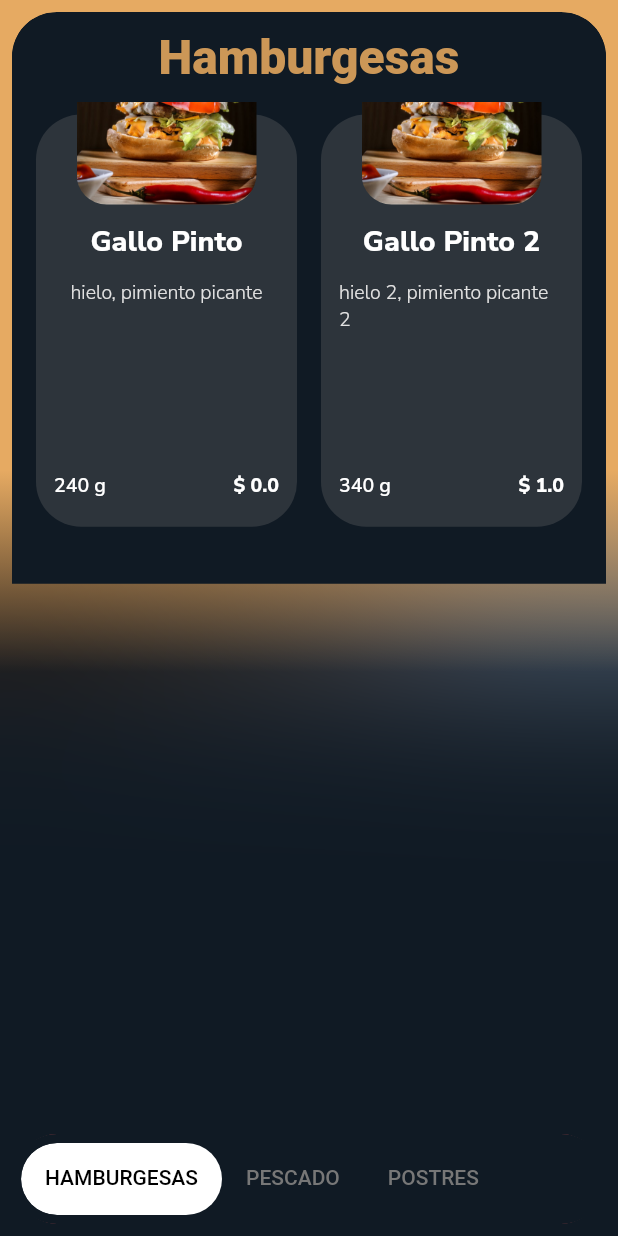
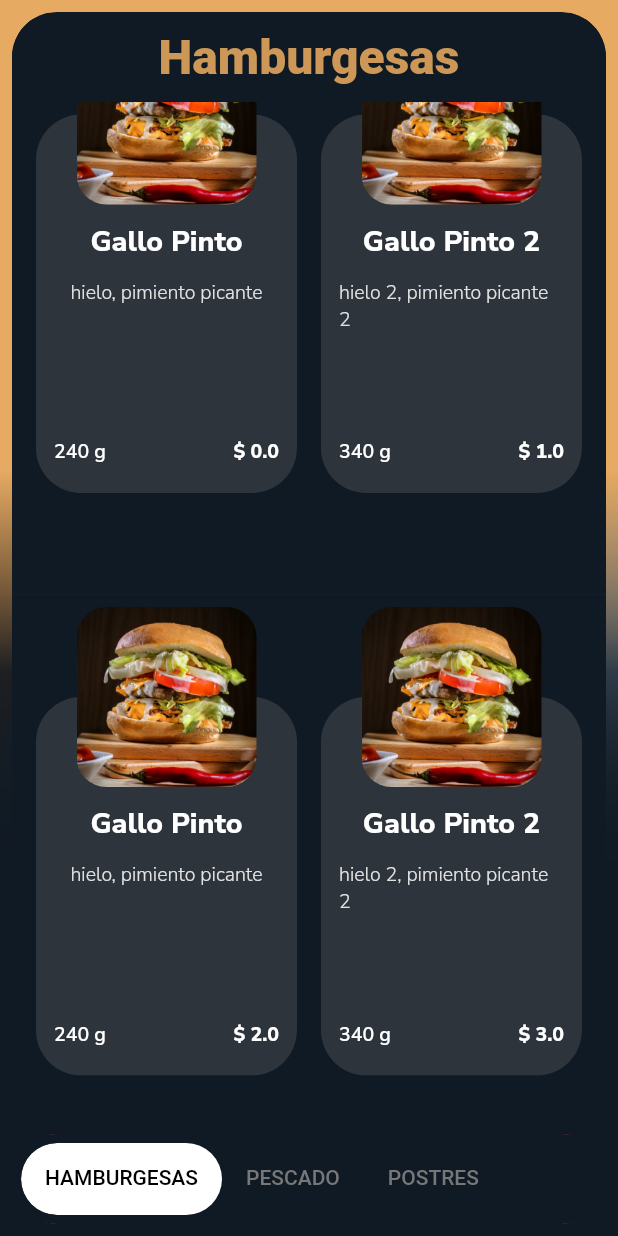
Before and after one commit to tomasbaran/chefmenu2, a Flutter app: the screen it shows after launch, scrolled down 348 dp, on a phone screen of 412 x 824 dp. Run offline on Flutter 3.47's test engine with Material 2 defaults, Android fonts, the phone set to English and light mode, and no system bars; our stand-ins replace cloud_firestore, firebase_auth, flushbar, google_fonts, universal_io; accounts and stored records are empty.

Commit message:
Add additional column and row in gridView if necessary

```diff
--- a/lib/animation/my_fade_in.dart
+++ /dev/null
@@ -1,35 +0,0 @@
-import 'package:flutter/material.dart';
-
-class MyFadeOut extends StatefulWidget {
-  final Widget child;
-  MyFadeOut({this.child});
-  @override
-  _MyFadeOutState createState() => _MyFadeOutState();
-}
-
-class _MyFadeOutState extends State<MyFadeOut> with SingleTickerProviderStateMixin {
-  AnimationController _controller;
-  Animation _animation;
-
-  @override
-  void initState() {
-    super.initState();
-    _controller = AnimationController(vsync: this, duration: Duration(seconds: 1));
-    _animation = Tween(begin: 1.0, end: 0.0).animate(_controller);
-  }
-
-  @override
-  void dispose() {
-    _controller.dispose();
-    super.dispose();
-  }
-
-  @override
-  Widget build(BuildContext context) {
-    _controller.forward();
-    return FadeTransition(
-      opacity: _animation,
-      child: widget.child,
-    );
-  }
-}
--- a/lib/models/data.dart
+++ b/lib/models/data.dart
@@ -21,6 +21,62 @@ Menu menu = Menu(
           ingredients: ['hielo 2', 'pimiento picante 2'],
           price: 1.39,
           portion: '340 g',
+        ),
+        Meal(
+          title: 'Gallo Pinto',
+          imageUrl: 'img/0/0.jpeg',
+          ingredients: ['hielo', 'pimiento picante'],
+          price: 12.33,
+          portion: '240 g',
+        ),
+        Meal(
+          title: 'Gallo Pinto 2 ',
+          imageUrl: 'img/0/0.jpeg',
+          ingredients: ['hielo 2', 'pimiento picante 2'],
+          price: 1.39,
+          portion: '340 g',
+        ),
+        Meal(
+          title: 'Gallo Pinto',
+          imageUrl: 'img/0/0.jpeg',
+          ingredients: ['hielo', 'pimiento picante'],
+          price: 12.33,
+          portion: '240 g',
+        ),
+        Meal(
+          title: 'Gallo Pinto',
+          imageUrl: 'img/0/0.jpeg',
+          ingredients: ['hielo', 'pimiento picante'],
+          price: 12.33,
+          portion: '240 g',
+        ),
+        Meal(
+          title: 'Gallo Pinto',
+          imageUrl: 'img/0/0.jpeg',
+          ingredients: ['hielo', 'pimiento picante'],
+          price: 12.33,
+          portion: '240 g',
+        ),
+        Meal(
+          title: 'Gallo Pinto',
+          imageUrl: 'img/0/0.jpeg',
+          ingredients: ['hielo', 'pimiento picante'],
+          price: 12.33,
+          portion: '240 g',
+        ),
+        Meal(
+          title: 'Gallo Pinto',
+          imageUrl: 'img/0/0.jpeg',
+          ingredients: ['hielo', 'pimiento picante'],
+          price: 12.33,
+          portion: '240 g',
+        ),
+        Meal(
+          title: 'Gallo Pinto',
+          imageUrl: 'img/0/0.jpeg',
+          ingredients: ['hielo', 'pimiento picante'],
+          price: 12.33,
+          portion: '240 g',
         ),
       ],
     ),
--- a/lib/widgets/big_box_container.dart
+++ b/lib/widgets/big_box_container.dart
@@ -1,5 +1,4 @@
 import 'package:chefmenu2/animation/cover_aka_back_layer_formulas.dart';
-import 'package:chefmenu2/animation/my_fade_in.dart';
 import 'package:chefmenu2/theme/style_constants.dart';
 import 'package:flutter/material.dart';
 import 'package:provider/provider.dart';
@@ -22,9 +21,41 @@ class BigBoxContainer extends StatefulWidget {
 class _BigBoxContainerState extends State<BigBoxContainer> {
   int numberOfColumns(dynamic context) => ((MediaQuery.of(context).size.width - (2 * kBigBoxPadding)) / kMaxCrossAxisExtent).floor();
 
-  List<MealCard> _buildGridTileList({dynamic context, int mealIndex, int categoryIndex}) => List.generate(
-      mealIndex,
-      (i) => MealCard(
+  int numberOfRows(int meals, int columns) {
+    int increaseRows;
+    // if (an item started a row) or (there is only 1 row) -> increaseRows
+    (meals % columns != 0) ? increaseRows = 1 : increaseRows = 0;
+    ((meals / columns).floor()) == 0 ? increaseRows = 2 : null;
+
+    int output;
+    if ((meals / columns).floor() + increaseRows < 2)
+      output = 2;
+    else
+      output = (meals / columns).floor() + increaseRows;
+
+    return output;
+  }
+
+  int numberOfItems(int rows, int columns) => rows * columns;
+
+  List<Widget> _buildGridTileList({dynamic context, int meals, int categoryIndex}) {
+    // +1 because the columns starts counting from 0
+    int columns = numberOfColumns(context) + 1;
+    //print('columns: $columns');
+    int rows = numberOfRows(meals, columns);
+    //print('rows: $rows');
+    int numberOfGrids = numberOfItems(rows, columns);
+    //print('numberOfGrids: $numberOfGrids');
+    return List.generate(numberOfGrids, (i) {
+      if (i >= meals)
+        return showEmptyContainer(i, numberOfGrids);
+      else
+        return showMealCard(i, context, categoryIndex);
+    });
+  }
+
+  MealCard showMealCard(int i, context, int categoryIndex) {
+    return MealCard(
       i: i,
       numberOfColumns: numberOfColumns(context),
       title: menu.categories[categoryIndex].meals[i].title,
@@ -33,7 +64,34 @@ class _BigBoxContainerState extends State<BigBoxContainer> {
       imageUrl: menu.categories[categoryIndex].meals[i].imageUrl,
       //currency: meals[0].currency,
       ingredients: menu.categories[categoryIndex].meals[i].ingredients,
-          ));
+    );
+  }
+
+  Container showEmptyContainer(int i, int numberOfGrids) {
+    return Container(
+      //NOTE: workaround according to: https://github.com/flutter/flutter/issues/25009
+      decoration: BoxDecoration(
+        color: colorBackground, //the color of the main container
+        border: Border.all(
+          //apply border to only that side where the line is appearing i.e. top | bottom | right | left.
+          width: 4, //depends on the width of the unintended line
+          color: colorBackground,
+        ),
+      ),
+      child: Container(
+        decoration: BoxDecoration(
+          color: colorBackground,
+        ),
+        // child: Center(
+        //   child: Text(
+        //     '${i + 1} / $numberOfGrids',
+        //     style: TextStyle(color: Colors.grey),
+        //     //textAlign: TextAlign.center,
+        //   ),
+        // ),
+      ),
+    );
+  }
 
   double bigBoxContainerBottomPadding(BuildContext context) {
     if ((Provider.of<MyScrollPosition>(context).data - backLayerAnimationTopPoint(context)) >= kBottomBigBoxPadding)
@@ -146,22 +204,24 @@ class _BigBoxContainerState extends State<BigBoxContainer> {
           body: TabBarView(
             controller: widget.tabController,
             children: [
+              Container(
+                child: GridView.extent(
+                  maxCrossAxisExtent: kMaxCrossAxisExtent,
+                  childAspectRatio: 0.51,
+                  children: _buildGridTileList(
+                    context: context,
+                    categoryIndex: 0,
+                    meals: menu.categories[0].meals.length,
+                  ),
+                ),
+              ),
               GridView.extent(
                 maxCrossAxisExtent: kMaxCrossAxisExtent,
                 childAspectRatio: 0.52,
                 children: _buildGridTileList(
                   context: context,
-                  categoryIndex: 0,
-                  mealIndex: menu.categories[0].meals.length,
-                ),
-              ),
-              GridView.extent(
-                maxCrossAxisExtent: kMaxCrossAxisExtent,
-                childAspectRatio: 0.53,
-                children: _buildGridTileList(
-                  context: context,
                   categoryIndex: 1,
-                  mealIndex: menu.categories[1].meals.length,
+                  meals: menu.categories[1].meals.length,
                 ),
               ),
               GridView.extent(
@@ -170,7 +230,7 @@ class _BigBoxContainerState extends State<BigBoxContainer> {
                 children: _buildGridTileList(
                   context: context,
                   categoryIndex: 2,
-                  mealIndex: menu.categories[2].meals.length,
+                  meals: menu.categories[2].meals.length,
                 ),
               ),
             ],
--- a/lib/widgets/meal_card.dart
+++ b/lib/widgets/meal_card.dart
@@ -37,10 +37,11 @@ class MealCard extends StatelessWidget {
         margin: EdgeInsets.only(
           left: ((i + numberOfColumns + 1) % (numberOfColumns + 1) == 0) ? kMealCardMargin : 0,
           right: ((i + numberOfColumns + 1) % (numberOfColumns + 1) == numberOfColumns) ? kMealCardMargin : 0,
-          bottom: kMealCoverSize / 4,
+          bottom: kMealCoverSize / 2,
         ),
         decoration: BoxDecoration(
           color: colorBackground,
+          //color: Colors.amber,
         ),
         child: Stack(children: [
           MealBox(
```
Also changed, not shown: 1 other file. Lines whose indentation alone changed are shown as unchanged.
